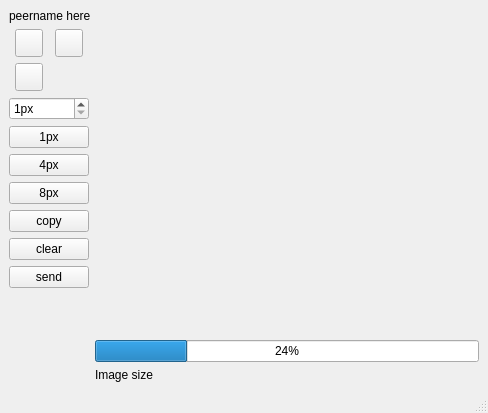
Above: gui/paintchatwindow.ui from hunbernd/Retroshare-Paintchat-Plugin before the change. Below: the same form after it.
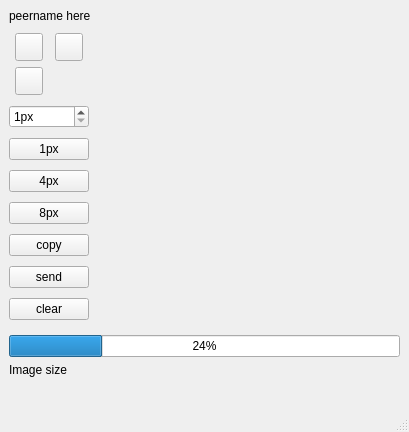
That is the form after the change. Icons and pictures are not drawn. Custom widgets are drawn as their Qt base class.

Commit message: Increased the canvas size

```diff
--- a/gui/paintchatwindow.ui
+++ b/gui/paintchatwindow.ui
@@ -6,23 +6,27 @@
    <rect>
     <x>0</x>
     <y>0</y>
-    <width>488</width>
-    <height>413</height>
+    <width>409</width>
+    <height>432</height>
    </rect>
   </property>
   <property name="windowTitle">
    <string>PaintChat</string>
   </property>
   <widget class="QWidget" name="centralwidget">
-   <layout class="QGridLayout" name="gridLayout_2">
-    <item row="0" column="0" colspan="3">
+   <layout class="QVBoxLayout" name="verticalLayout">
+    <item>
      <widget class="QLabel" name="label">
       <property name="text">
        <string>peername here</string>
       </property>
      </widget>
     </item>
-    <item row="2" column="0">
+    <item>
+     <layout class="QHBoxLayout" name="horizontalLayout">
+      <item>
+       <layout class="QVBoxLayout" name="verticalLayout_2">
+        <item>
      <layout class="QGridLayout" name="gridLayout">
       <item row="0" column="0">
        <widget class="QPushButton" name="pushButtonPen">
@@ -100,17 +104,26 @@
       </item>
      </layout>
     </item>
-    <item row="2" column="2" rowspan="9">
-     <widget class="PaintWidget" name="paintWidget" native="true">
-      <property name="sizePolicy">
-       <sizepolicy hsizetype="Expanding" vsizetype="Expanding">
-        <horstretch>0</horstretch>
-        <verstretch>0</verstretch>
-       </sizepolicy>
+        <item>
+         <widget class="QSpinBox" name="penWidthSpinBox">
+          <property name="maximumSize">
+           <size>
+            <width>16777215</width>
+            <height>16777215</height>
+           </size>
+          </property>
+          <property name="suffix">
+           <string>px</string>
+          </property>
+          <property name="minimum">
+           <number>1</number>
+          </property>
+          <property name="maximum">
+           <number>20</number>
       </property>
      </widget>
     </item>
-    <item row="4" column="0">
+        <item>
      <widget class="QPushButton" name="pushButton1px">
       <property name="sizePolicy">
        <sizepolicy hsizetype="Preferred" vsizetype="Fixed">
@@ -126,7 +139,7 @@
       </property>
      </widget>
     </item>
-    <item row="5" column="0">
+        <item>
      <widget class="QPushButton" name="pushButton4px">
       <property name="sizePolicy">
        <sizepolicy hsizetype="Preferred" vsizetype="Fixed">
@@ -142,7 +155,7 @@
       </property>
      </widget>
     </item>
-    <item row="6" column="0">
+        <item>
      <widget class="QPushButton" name="pushButton8px">
       <property name="sizePolicy">
        <sizepolicy hsizetype="Preferred" vsizetype="Fixed">
@@ -158,7 +171,7 @@
       </property>
      </widget>
     </item>
-    <item row="7" column="0">
+        <item>
      <widget class="QPushButton" name="pushButtonCopy">
       <property name="sizePolicy">
        <sizepolicy hsizetype="Preferred" vsizetype="Fixed">
@@ -171,7 +184,14 @@
       </property>
      </widget>
     </item>
-    <item row="8" column="0">
+        <item>
+         <widget class="QPushButton" name="pushButtonSend">
+          <property name="text">
+           <string>send</string>
+          </property>
+         </widget>
+        </item>
+        <item>
      <widget class="QPushButton" name="pushButtonClear">
       <property name="sizePolicy">
        <sizepolicy hsizetype="Preferred" vsizetype="Fixed">
@@ -184,58 +204,93 @@
       </property>
      </widget>
     </item>
-    <item row="10" column="0">
+        <item>
      <spacer name="verticalSpacer">
       <property name="orientation">
        <enum>Qt::Vertical</enum>
       </property>
+          <property name="sizeType">
+           <enum>QSizePolicy::Minimum</enum>
+          </property>
       <property name="sizeHint" stdset="0">
        <size>
-        <width>20</width>
-        <height>108</height>
+            <width>0</width>
+            <height>0</height>
        </size>
       </property>
      </spacer>
     </item>
-    <item row="11" column="1" colspan="2">
+       </layout>
+      </item>
+      <item>
+       <widget class="PaintWidget" name="paintWidget" native="true">
+        <property name="sizePolicy">
+         <sizepolicy hsizetype="Fixed" vsizetype="Fixed">
+          <horstretch>0</horstretch>
+          <verstretch>0</verstretch>
+         </sizepolicy>
+        </property>
+        <property name="minimumSize">
+         <size>
+          <width>300</width>
+          <height>300</height>
+         </size>
+        </property>
+        <property name="maximumSize">
+         <size>
+          <width>300</width>
+          <height>300</height>
+         </size>
+        </property>
+       </widget>
+      </item>
+      <item>
+       <spacer name="horizontalSpacer">
+        <property name="orientation">
+         <enum>Qt::Horizontal</enum>
+        </property>
+        <property name="sizeType">
+         <enum>QSizePolicy::MinimumExpanding</enum>
+        </property>
+        <property name="sizeHint" stdset="0">
+         <size>
+          <width>0</width>
+          <height>0</height>
+         </size>
+        </property>
+       </spacer>
+      </item>
+     </layout>
+    </item>
+    <item>
      <widget class="QProgressBar" name="progressBar">
       <property name="value">
        <number>24</number>
       </property>
      </widget>
     </item>
-    <item row="9" column="0">
-     <widget class="QPushButton" name="pushButtonSend">
-      <property name="text">
-       <string>send</string>
-      </property>
-     </widget>
-    </item>
-    <item row="12" column="1">
+    <item>
      <widget class="QLabel" name="label_2">
       <property name="text">
        <string>Image size</string>
       </property>
      </widget>
     </item>
-    <item row="3" column="0">
-     <widget class="QSpinBox" name="penWidthSpinBox">
-      <property name="maximumSize">
+    <item>
+     <spacer name="verticalSpacer_2">
+      <property name="orientation">
+       <enum>Qt::Vertical</enum>
+      </property>
+      <property name="sizeType">
+       <enum>QSizePolicy::MinimumExpanding</enum>
+      </property>
+      <property name="sizeHint" stdset="0">
        <size>
-        <width>16777215</width>
-        <height>16777215</height>
+        <width>0</width>
+        <height>0</height>
        </size>
       </property>
-      <property name="suffix">
-       <string>px</string>
-      </property>
-      <property name="minimum">
-       <number>1</number>
-      </property>
-      <property name="maximum">
-       <number>20</number>
-      </property>
-     </widget>
+     </spacer>
     </item>
    </layout>
   </widget>
```
Left out of the diff: 2 changed lines with no effect on the pictures. Lines whose indentation alone changed are shown as unchanged. The commit also changes 1 other file.
